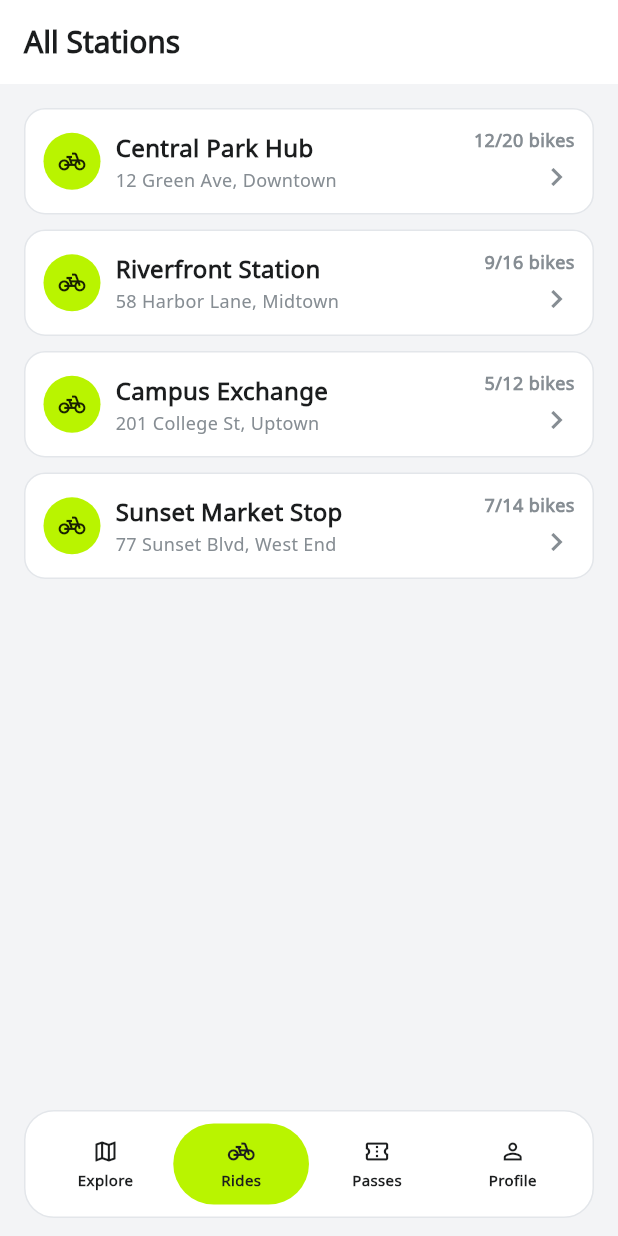
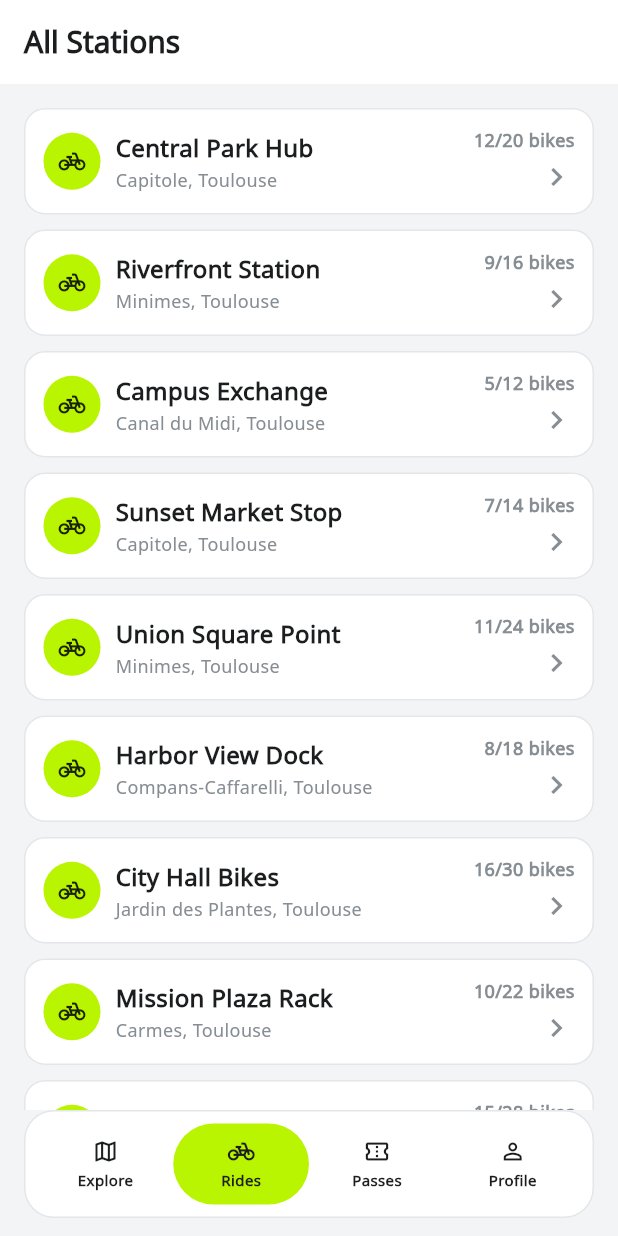
Before and after one commit to AsInike/Final_project-Ronan, a Flutter app: the screen it shows after launch, item 2 of the bottom bar chosen, on a phone screen of 412 x 824 dp. Run offline on Flutter 3.47's test engine with Material 3 defaults, Android fonts, the phone set to English and light mode, and no system bars; our stand-ins replace flutter_map, latlong2.

Commit message:
update code for station detail and the bike slots detail

```diff
--- a/bestapp/lib/features/station/screens/station_detail_screen.dart
+++ b/bestapp/lib/features/station/screens/station_detail_screen.dart
@@ -140,21 +140,43 @@ class _TableBikeCell extends StatelessWidget {
   @override
   Widget build(BuildContext context) {
     final isAvailable = slot.status == BikeSlotStatus.available;
+    if (isAvailable) {
       return Padding(
         padding: const EdgeInsets.symmetric(horizontal: 8),
         child: Row(
           children: [
             Text(
-            isAvailable ? 'Available' : 'Empty',
+              'Available',
               style: AppTextStyles.caption.copyWith(
-              color: isAvailable ? AppColors.available : AppColors.orange,
+                color: AppColors.available,
                 fontWeight: FontWeight.w700,
               ),
             ),
             const Spacer(),
-          if (isAvailable) const Icon(Icons.pedal_bike, size: 16) else const SizedBox(width: 16),
+            const Icon(Icons.pedal_bike, size: 16),
           ],
         ),
       );
     }
+
+    return Center(
+      child: Container(
+        width: 22,
+        height: 22,
+        alignment: Alignment.center,
+        decoration: BoxDecoration(
+          color: AppColors.orange.withValues(alpha: 0.15),
+          border: Border.all(color: AppColors.orange),
+          borderRadius: BorderRadius.circular(999),
+        ),
+        child: Text(
+          'P',
+          style: AppTextStyles.caption.copyWith(
+            color: AppColors.orange,
+            fontWeight: FontWeight.w800,
+          ),
+        ),
+      ),
+    );
   }
+}
--- a/bestapp/lib/features/station/widgets/bike_slot.dart
+++ b/bestapp/lib/features/station/widgets/bike_slot.dart
@@ -18,6 +18,7 @@ class BikeSlot extends StatelessWidget {
   @override
   Widget build(BuildContext context) {
     final bool isAvailable = status == BikeSlotStatus.available;
+
     return Container(
       alignment: Alignment.center,
       decoration: BoxDecoration(
@@ -27,16 +28,34 @@ class BikeSlot extends StatelessWidget {
           color: isAvailable ? AppColors.available : AppColors.border,
         ),
       ),
-      child: Column(
+      child: isAvailable
+          ? Column(
               mainAxisAlignment: MainAxisAlignment.center,
               children: [
-          Icon(
-            isAvailable ? Icons.pedal_bike : Icons.block,
-            color: isAvailable ? AppColors.available : AppColors.textSecondary,
+                const Icon(
+                  Icons.pedal_bike,
+                  color: AppColors.available,
                 ),
                 const SizedBox(height: 6),
                 Text('Slot $slotNumber', style: AppTextStyles.caption),
               ],
+            )
+          : Container(
+              width: 24,
+              height: 24,
+              alignment: Alignment.center,
+              decoration: BoxDecoration(
+                color: AppColors.orange.withValues(alpha: 0.15),
+                border: Border.all(color: AppColors.orange),
+                borderRadius: BorderRadius.circular(999),
+              ),
+              child: Text(
+                'P',
+                style: AppTextStyles.caption.copyWith(
+                  color: AppColors.orange,
+                  fontWeight: FontWeight.w800,
+                ),
+              ),
             ),
     );
   }
--- a/bestapp/lib/services/mock_data_service.dart
+++ b/bestapp/lib/services/mock_data_service.dart
@@ -1,3 +1,5 @@
+import 'dart:math';
+
 import '../models/bike.dart';
 import '../models/pass_plan.dart';
 import '../models/station.dart';
@@ -88,114 +90,83 @@ class MockDataService {
   }
 
   static List<Station> getStations() {
-    return const [
-      Station(
-        id: 'st1',
-        name: 'Central Park Hub',
-        address: '12 Green Ave, Downtown',
-        latitude: 37.7749,
-        longitude: -122.4194,
-        totalSlots: 20,
-        availableBikes: 12,
-        slots: [
-          BikeSlotModel(index: 1, status: BikeSlotStatus.available),
-          BikeSlotModel(index: 2, status: BikeSlotStatus.available),
-          BikeSlotModel(index: 3, status: BikeSlotStatus.empty),
-          BikeSlotModel(index: 4, status: BikeSlotStatus.available),
-          BikeSlotModel(index: 5, status: BikeSlotStatus.empty),
-          BikeSlotModel(index: 6, status: BikeSlotStatus.available),
-          BikeSlotModel(index: 7, status: BikeSlotStatus.available),
-          BikeSlotModel(index: 8, status: BikeSlotStatus.empty),
-          BikeSlotModel(index: 9, status: BikeSlotStatus.available),
-          BikeSlotModel(index: 10, status: BikeSlotStatus.available),
-          BikeSlotModel(index: 11, status: BikeSlotStatus.empty),
-          BikeSlotModel(index: 12, status: BikeSlotStatus.available),
-          BikeSlotModel(index: 13, status: BikeSlotStatus.available),
-          BikeSlotModel(index: 14, status: BikeSlotStatus.empty),
-          BikeSlotModel(index: 15, status: BikeSlotStatus.available),
-          BikeSlotModel(index: 16, status: BikeSlotStatus.empty),
-          BikeSlotModel(index: 17, status: BikeSlotStatus.available),
-          BikeSlotModel(index: 18, status: BikeSlotStatus.empty),
-          BikeSlotModel(index: 19, status: BikeSlotStatus.available),
-          BikeSlotModel(index: 20, status: BikeSlotStatus.empty),
-        ],
+    const stationSeeds = <_StationSeed>[
+      _StationSeed('st1', 'Central Park Hub', '12 Green Ave, Downtown', 37.7749, -122.4194, 20, 12),
+      _StationSeed('st2', 'Riverfront Station', '58 Harbor Lane, Midtown', 37.7781, -122.4142, 16, 9),
+      _StationSeed('st3', 'Campus Exchange', '201 College St, Uptown', 37.7707, -122.4264, 12, 5),
+      _StationSeed('st4', 'Sunset Market Stop', '77 Sunset Blvd, West End', 37.7689, -122.4317, 14, 7),
+      _StationSeed('st5', 'Union Square Point', '350 Market St, Downtown', 37.7879, -122.4074, 24, 11),
+      _StationSeed('st6', 'Harbor View Dock', '18 Bay Front, Embarcadero', 37.7951, -122.3936, 18, 8),
+      _StationSeed('st7', 'City Hall Bikes', '1 Civic Center Plaza', 37.7793, -122.4192, 30, 16),
+      _StationSeed('st8', 'Mission Plaza Rack', '245 Mission St', 37.7893, -122.3963, 22, 10),
+      _StationSeed('st9', 'SoMa Central', '600 Howard St, SoMa', 37.7868, -122.3996, 28, 15),
+      _StationSeed('st10', 'Market Street East', '901 Market St', 37.7845, -122.4078, 20, 9),
+      _StationSeed('st11', 'Golden Gate Park East', '1010 Stanyan St', 37.7694, -122.4528, 26, 14),
+      _StationSeed('st12', 'Presidio Gate', '2100 Presidio Blvd', 37.7982, -122.4662, 32, 18),
+      _StationSeed('st13', 'Ferry Building Stand', '1 Ferry Building', 37.7955, -122.3937, 16, 7),
+      _StationSeed('st14', 'North Beach Corner', '801 Columbus Ave', 37.8033, -122.4142, 14, 6),
+      _StationSeed('st15', 'Chinatown Cross', '620 Grant Ave', 37.7941, -122.4067, 12, 5),
+      _StationSeed('st16', 'Financial District Hub', '405 Montgomery St', 37.7926, -122.4010, 34, 21),
+      _StationSeed('st17', 'Castro Station', '18th St & Castro', 37.7609, -122.4350, 20, 11),
+      _StationSeed('st18', 'Noe Valley Bikes', '24th St & Sanchez', 37.7517, -122.4290, 10, 4),
+      _StationSeed('st19', 'Potrero Junction', '16th St & 3rd St', 37.7663, -122.3888, 18, 8),
+      _StationSeed('st20', 'Dogpatch Pier', '22nd St & Illinois', 37.7583, -122.3871, 12, 6),
+      _StationSeed('st21', 'Ocean Beach Stop', 'Great Hwy & Balboa', 37.7764, -122.5107, 40, 19),
+      _StationSeed('st22', 'Inner Sunset Point', '9th Ave & Irving', 37.7648, -122.4661, 24, 12),
+      _StationSeed('st23', 'Bernal Heights Rack', 'Cortland Ave & Bennington', 37.7395, -122.4158, 16, 7),
+      _StationSeed('st24', 'Excelsior Hub', 'Mission St & Ocean Ave', 37.7236, -122.4352, 20, 9),
+      _StationSeed('st25', 'Balboa Park Transit', 'Balboa Park BART', 37.7214, -122.4475, 22, 10),
+      _StationSeed('st26', 'Glen Park Village', 'Diamond St & Bosworth', 37.7331, -122.4342, 14, 5),
+      _StationSeed('st27', 'Twin Peaks Base', 'Portola Dr & Twin Peaks Blvd', 37.7512, -122.4477, 18, 8),
+      _StationSeed('st28', 'Lakeshore Center', 'Sloat Blvd & 19th Ave', 37.7344, -122.4754, 28, 13),
+      _StationSeed('st29', 'West Portal Link', 'West Portal Ave & Ulloa', 37.7406, -122.4662, 12, 6),
+      _StationSeed('st30', 'Japan Town Plaza', 'Post St & Webster', 37.7856, -122.4298, 26, 11),
+      _StationSeed('st31', 'Fillmore Street Hub', 'Fillmore St & Geary', 37.7840, -122.4324, 30, 15),
+      _StationSeed('st32', 'Hayes Valley Stop', 'Hayes St & Gough', 37.7764, -122.4231, 18, 8),
+      _StationSeed('st33', 'Civic Center West', 'Fulton St & Larkin', 37.7799, -122.4176, 16, 7),
+      _StationSeed('st34', 'Pier 39 Bikes', 'Beach St & The Embarcadero', 37.8087, -122.4098, 24, 12),
+    ];
+
+    final random = Random();
+
+    return stationSeeds.map((seed) {
+      final location = _randomToulouseLocation(random);
+
+      return Station(
+        id: seed.id,
+        name: seed.name,
+        address: '${location.place}, ${location.city}',
+        latitude: location.latitude + _randomOffset(random, 0.035),
+        longitude: location.longitude + _randomOffset(random, 0.045),
+        totalSlots: seed.totalSlots,
+        availableBikes: seed.availableBikes,
+        slots: _buildSlots(seed.totalSlots, seed.availableBikes),
+      );
+    }).toList(growable: false);
+  }
+
+  static _FrenchLocation _randomToulouseLocation(Random random) {
+    return _toulouseLocations[random.nextInt(_toulouseLocations.length)];
+  }
+
+  static double _randomOffset(Random random, double spread) {
+    return (random.nextDouble() - 0.5) * spread;
+  }
+
+  static List<BikeSlotModel> _buildSlots(int totalSlots, int availableBikes) {
+    final safeTotalSlots = totalSlots.clamp(10, 40);
+    final safeAvailableBikes = availableBikes.clamp(0, safeTotalSlots);
+
+    return List.generate(
+      safeTotalSlots,
+      (index) => BikeSlotModel(
+        index: index + 1,
+        status: index < safeAvailableBikes
+            ? BikeSlotStatus.available
+            : BikeSlotStatus.empty,
       ),
-      Station(
-        id: 'st2',
-        name: 'Riverfront Station',
-        address: '58 Harbor Lane, Midtown',
-        latitude: 37.7781,
-        longitude: -122.4142,
-        totalSlots: 16,
-        availableBikes: 9,
-        slots: [
-          BikeSlotModel(index: 1, status: BikeSlotStatus.available),
-          BikeSlotModel(index: 2, status: BikeSlotStatus.empty),
-          BikeSlotModel(index: 3, status: BikeSlotStatus.available),
-          BikeSlotModel(index: 4, status: BikeSlotStatus.empty),
-          BikeSlotModel(index: 5, status: BikeSlotStatus.available),
-          BikeSlotModel(index: 6, status: BikeSlotStatus.available),
-          BikeSlotModel(index: 7, status: BikeSlotStatus.empty),
-          BikeSlotModel(index: 8, status: BikeSlotStatus.available),
-          BikeSlotModel(index: 9, status: BikeSlotStatus.available),
-          BikeSlotModel(index: 10, status: BikeSlotStatus.empty),
-          BikeSlotModel(index: 11, status: BikeSlotStatus.available),
-          BikeSlotModel(index: 12, status: BikeSlotStatus.empty),
-          BikeSlotModel(index: 13, status: BikeSlotStatus.available),
-          BikeSlotModel(index: 14, status: BikeSlotStatus.empty),
-          BikeSlotModel(index: 15, status: BikeSlotStatus.available),
-          BikeSlotModel(index: 16, status: BikeSlotStatus.empty),
-        ],
-      ),
-      Station(
-        id: 'st3',
-        name: 'Campus Exchange',
-        address: '201 College St, Uptown',
-        latitude: 37.7707,
-        longitude: -122.4264,
-        totalSlots: 12,
-        availableBikes: 5,
-        slots: [
-          BikeSlotModel(index: 1, status: BikeSlotStatus.available),
-          BikeSlotModel(index: 2, status: BikeSlotStatus.empty),
-          BikeSlotModel(index: 3, status: BikeSlotStatus.empty),
-          BikeSlotModel(index: 4, status: BikeSlotStatus.available),
-          BikeSlotModel(index: 5, status: BikeSlotStatus.empty),
-          BikeSlotModel(index: 6, status: BikeSlotStatus.available),
-          BikeSlotModel(index: 7, status: BikeSlotStatus.empty),
-          BikeSlotModel(index: 8, status: BikeSlotStatus.available),
-          BikeSlotModel(index: 9, status: BikeSlotStatus.empty),
-          BikeSlotModel(index: 10, status: BikeSlotStatus.available),
-          BikeSlotModel(index: 11, status: BikeSlotStatus.empty),
-          BikeSlotModel(index: 12, status: BikeSlotStatus.empty),
-        ],
-      ),
-      Station(
-        id: 'st4',
-        name: 'Sunset Market Stop',
-        address: '77 Sunset Blvd, West End',
-        latitude: 37.7689,
-        longitude: -122.4317,
-        totalSlots: 14,
-        availableBikes: 7,
-        slots: [
-          BikeSlotModel(index: 1, status: BikeSlotStatus.available),
-          BikeSlotModel(index: 2, status: BikeSlotStatus.empty),
-          BikeSlotModel(index: 3, status: BikeSlotStatus.available),
-          BikeSlotModel(index: 4, status: BikeSlotStatus.empty),
-          BikeSlotModel(index: 5, status: BikeSlotStatus.available),
-          BikeSlotModel(index: 6, status: BikeSlotStatus.available),
-          BikeSlotModel(index: 7, status: BikeSlotStatus.empty),
-          BikeSlotModel(index: 8, status: BikeSlotStatus.available),
-          BikeSlotModel(index: 9, status: BikeSlotStatus.empty),
-          BikeSlotModel(index: 10, status: BikeSlotStatus.available),
-          BikeSlotModel(index: 11, status: BikeSlotStatus.empty),
-          BikeSlotModel(index: 12, status: BikeSlotStatus.available),
-          BikeSlotModel(index: 13, status: BikeSlotStatus.empty),
-          BikeSlotModel(index: 14, status: BikeSlotStatus.available),
-        ],
-      ),
-    ];
+      growable: false,
+    );
   }
 
   static UrbanUser getUser() {
@@ -229,3 +200,45 @@ class MockDataService {
     );
   }
 }
+
+const List<_FrenchLocation> _toulouseLocations = [
+  _FrenchLocation('Toulouse', 'Capitole', 43.6045, 1.4440),
+  _FrenchLocation('Toulouse', 'Saint-Cyprien', 43.5984, 1.4307),
+  _FrenchLocation('Toulouse', 'Matabiau', 43.6110, 1.4531),
+  _FrenchLocation('Toulouse', 'Canal du Midi', 43.6075, 1.4521),
+  _FrenchLocation('Toulouse', 'Compans-Caffarelli', 43.6129, 1.4346),
+  _FrenchLocation('Toulouse', 'Carmes', 43.5989, 1.4457),
+  _FrenchLocation('Toulouse', 'Jardin des Plantes', 43.5931, 1.4494),
+  _FrenchLocation('Toulouse', 'Saint-Michel', 43.5879, 1.4468),
+  _FrenchLocation('Toulouse', 'Minimes', 43.6267, 1.4335),
+  _FrenchLocation('Toulouse', 'Purpan', 43.6051, 1.4037),
+];
+
+class _StationSeed {
+  const _StationSeed(
+    this.id,
+    this.name,
+    this.address,
+    this.latitude,
+    this.longitude,
+    this.totalSlots,
+    this.availableBikes,
+  );
+
+  final String id;
+  final String name;
+  final String address;
+  final double latitude;
+  final double longitude;
+  final int totalSlots;
+  final int availableBikes;
+}
+
+class _FrenchLocation {
+  const _FrenchLocation(this.city, this.place, this.latitude, this.longitude);
+
+  final String city;
+  final String place;
+  final double latitude;
+  final double longitude;
+}
```
Lines whose indentation alone changed are shown as unchanged.
